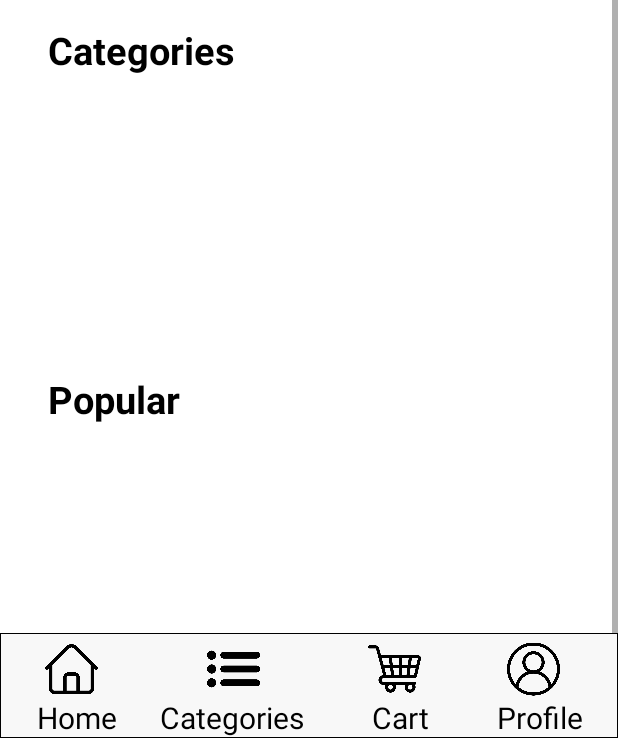
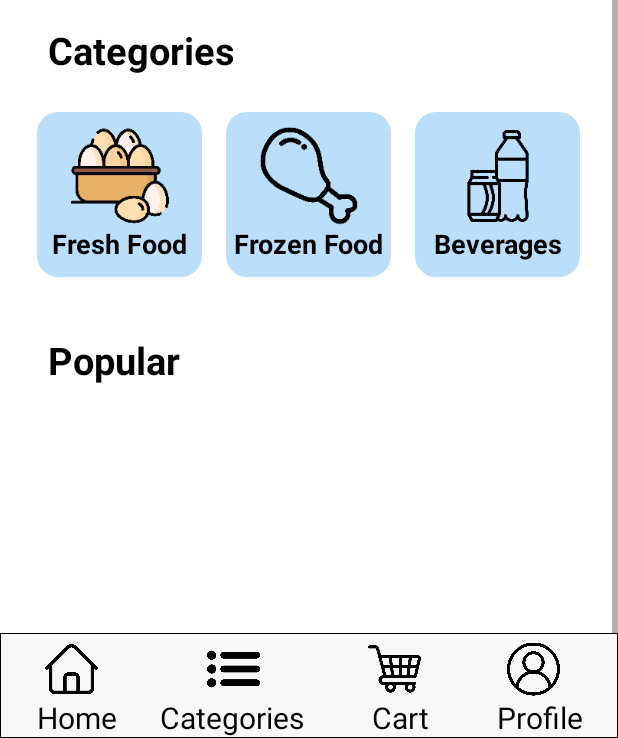
Before and after one commit to OmarMlaeb/Groceteria_App, an Android app: the MainActivity screen opened directly, with no data from a screen before it, on a phone screen of 412 x 824 dp, the part 498-1236 px from its top. Run offline under Robolectric (Android 15) with nearby library versions, the phone set to English and light mode, and no system bars; pictures from the network do not load.

Commit message:
connected the recycler view of the categories to the implemented classes

```diff
--- /dev/null
+++ b/Front-end/app/src/main/java/Domains/CategoryDomain.java
@@ -0,0 +1,30 @@
+package Domains;
+
+// category class having attributes that define a category the name and the image
+
+public class CategoryDomain {
+
+    private String category_name;
+    private String category_pic;
+
+    public CategoryDomain(String category_name, String category_pic) {
+        this.category_name = category_name;
+        this.category_pic = category_pic;
+    }
+
+    public String getCategory_name() {
+        return category_name;
+    }
+
+    public void setCategory_name(String category_name) {
+        this.category_name = category_name;
+    }
+
+    public String getCategory_pic() {
+        return category_pic;
+    }
+
+    public void setCategory_pic(String category_pic) {
+        this.category_pic = category_pic;
+    }
+}
--- /dev/null
+++ b/Front-end/app/src/main/java/com/lau/spring2022/groceteria_app/Activities/Activities/Adapters/CategoryAdapter.java
@@ -0,0 +1,86 @@
+package com.lau.spring2022.groceteria_app.Activities.Activities.Adapters;
+
+import android.view.LayoutInflater;
+import android.view.View;
+import android.view.ViewGroup;
+import android.widget.ImageView;
+import android.widget.TextView;
+
+import androidx.annotation.NonNull;
+import androidx.constraintlayout.widget.ConstraintLayout;
+import androidx.core.content.ContextCompat;
+import androidx.recyclerview.widget.RecyclerView;
+
+import com.bumptech.glide.Glide;
+import com.lau.spring2022.groceteria_app.R;
+
+import java.util.ArrayList;
+
+import Domains.CategoryDomain;
+
+public class CategoryAdapter extends RecyclerView.Adapter<CategoryAdapter.ViewHolder> {
+
+    ArrayList<CategoryDomain>categoryDomains; // array list of the the class category
+
+    public CategoryAdapter(ArrayList<CategoryDomain> categoryDomains) { // constructor
+        this.categoryDomains = categoryDomains;
+    }
+
+    @NonNull
+    @Override
+    // describes an item view and metadata about its place within the RecyclerView
+    public CategoryAdapter.ViewHolder onCreateViewHolder(@NonNull ViewGroup parent, int viewType) {
+
+        View inflate = LayoutInflater.from(parent.getContext()).inflate(R.layout.viewholder_category, parent,false);
+        return new ViewHolder(inflate);
+    }
+
+    @Override
+    // to update the RecyclerView of the category in the main xml
+    public void onBindViewHolder(@NonNull CategoryAdapter.ViewHolder holder, int position) {
+        holder.categoryName.setText(categoryDomains.get(position).getCategory_name());
+        String picURL = "";
+        switch (position){
+            case 0:{
+                picURL = "freshfood_icon";
+                holder.mainLayout.setBackground(ContextCompat.getDrawable(holder.itemView.getContext(),R.drawable.category_background));
+                break;
+            } case 1:{
+                picURL = "frozenfood_icon";
+                holder.mainLayout.setBackground(ContextCompat.getDrawable(holder.itemView.getContext(),R.drawable.category_background));
+                break;
+            } case 2:{
+                picURL = "beverages_icon";
+                holder.mainLayout.setBackground(ContextCompat.getDrawable(holder.itemView.getContext(),R.drawable.category_background));
+                break;
+            } case 3:{
+                picURL = "electronics_icon";
+                holder.mainLayout.setBackground(ContextCompat.getDrawable(holder.itemView.getContext(),R.drawable.category_background));
+                break;
+            }
+        }
+        int drawableResourceId = holder.itemView.getContext().getResources().getIdentifier(picURL, "drawable", holder.itemView.getContext().getPackageName());
+
+        Glide.with(holder.itemView.getContext()).load(drawableResourceId).into(holder.categoryPic);
+    }
+
+    @Override
+    public int getItemCount() {
+        return categoryDomains.size();
+    }
+
+    // ViewHolder contents with the item at the given position and also sets up some private fields to be used by RecyclerView
+    public class ViewHolder extends RecyclerView.ViewHolder {
+        TextView categoryName;
+        ImageView categoryPic;
+        ConstraintLayout mainLayout;
+
+        public ViewHolder(@NonNull View itemView) {
+            super(itemView);
+
+            categoryName = itemView.findViewById(R.id.categoryName);
+            categoryPic = itemView.findViewById(R.id.categoryPic);
+            mainLayout = itemView.findViewById(R.id.mainLayout);
+        }
+    }
+}
--- a/Front-end/app/src/main/java/com/lau/spring2022/groceteria_app/IntroActivity.java
+++ b/Front-end/app/src/main/java/com/lau/spring2022/groceteria_app/Activities/Activities/IntroActivity.java
@@ -1,4 +1,4 @@
-package com.lau.spring2022.groceteria_app;
+package com.lau.spring2022.groceteria_app.Activities.Activities;
 
 import androidx.appcompat.app.AppCompatActivity;
 
@@ -7,6 +7,8 @@ import android.os.Bundle;
 import android.view.View;
 import android.view.Window;
 import android.view.WindowManager;
+
+import com.lau.spring2022.groceteria_app.R;
 
 public class IntroActivity extends AppCompatActivity {
 
--- a/Front-end/app/src/main/java/com/lau/spring2022/groceteria_app/LoginActivity.java
+++ b/Front-end/app/src/main/java/com/lau/spring2022/groceteria_app/Activities/Activities/LoginActivity.java
@@ -1,4 +1,4 @@
-package com.lau.spring2022.groceteria_app;
+package com.lau.spring2022.groceteria_app.Activities.Activities;
 
 import androidx.appcompat.app.AppCompatActivity;
 
@@ -17,6 +17,8 @@ import android.widget.CompoundButton;
 import android.widget.EditText;
 import android.widget.TextView;
 import android.widget.Toast;
+
+import com.lau.spring2022.groceteria_app.R;
 
 import org.json.JSONObject;
 
--- /dev/null
+++ b/Front-end/app/src/main/java/com/lau/spring2022/groceteria_app/Activities/Activities/MainActivity.java
@@ -0,0 +1,55 @@
+package com.lau.spring2022.groceteria_app.Activities.Activities;
+
+import androidx.appcompat.app.AppCompatActivity;
+import androidx.recyclerview.widget.LinearLayoutManager;
+import androidx.recyclerview.widget.RecyclerView;
+
+import android.os.Bundle;
+import android.view.Window;
+import android.view.WindowManager;
+
+import com.lau.spring2022.groceteria_app.Activities.Activities.Adapters.CategoryAdapter;
+import com.lau.spring2022.groceteria_app.R;
+
+import java.util.ArrayList;
+
+import Domains.CategoryDomain;
+
+public class MainActivity extends AppCompatActivity {
+
+    private RecyclerView.Adapter adapter; // to provide a binding from an app-specific data set to views that are displayed within a RecyclerView
+    private RecyclerView recyclerView_CategoryList; // is a ViewGroup that contains the views corresponding to the data
+
+    @Override
+    protected void onCreate(Bundle savedInstanceState) {
+        super.onCreate(savedInstanceState);
+
+        // hide the title bar of this activity screen
+        requestWindowFeature(Window.FEATURE_NO_TITLE);
+        this.getWindow().setFlags(WindowManager.LayoutParams.FLAG_FULLSCREEN, WindowManager.LayoutParams.FLAG_FULLSCREEN);
+        getSupportActionBar().hide();
+
+        setContentView(R.layout.activity_main);
+
+        recyclerView_CategoryList = findViewById(R.id.recyclerView);
+
+        recyclerView_Category();
+    }
+
+    private void recyclerView_Category() {
+
+        // Creates a horizontal LinearLayoutManager to enable to move between categories
+        LinearLayoutManager linearLayoutManager = new LinearLayoutManager(this, LinearLayoutManager.HORIZONTAL, false);
+        recyclerView_CategoryList.setLayoutManager(linearLayoutManager);
+
+        // array list of the the category class to connect the attributes of the class to the adapter of the the recycler view
+        ArrayList<CategoryDomain> category = new ArrayList<>();
+        category.add(new CategoryDomain("Fresh Food", "freshfood_icon"));
+        category.add(new CategoryDomain("Frozen Food", "frozenfood_icon"));
+        category.add(new CategoryDomain("Beverages", "beverages_icon"));
+        category.add(new CategoryDomain("Electronics", "electronics_icon"));
+
+        adapter = new CategoryAdapter(category);
+        recyclerView_CategoryList.setAdapter(adapter);
+    }
+}
--- a/Front-end/app/src/main/java/com/lau/spring2022/groceteria_app/SignupActivity.java
+++ b/Front-end/app/src/main/java/com/lau/spring2022/groceteria_app/Activities/Activities/SignupActivity.java
@@ -1,4 +1,4 @@
-package com.lau.spring2022.groceteria_app;
+package com.lau.spring2022.groceteria_app.Activities.Activities;
 
 import androidx.appcompat.app.AppCompatActivity;
 
@@ -11,6 +11,8 @@ import android.view.Window;
 import android.view.WindowManager;
 import android.widget.EditText;
 import android.widget.Toast;
+
+import com.lau.spring2022.groceteria_app.R;
 
 import org.json.JSONObject;
 
--- a/Front-end/app/src/main/java/com/lau/spring2022/groceteria_app/MainActivity.java
+++ /dev/null
@@ -1,21 +0,0 @@
-package com.lau.spring2022.groceteria_app;
-
-import androidx.appcompat.app.AppCompatActivity;
-import android.os.Bundle;
-import android.view.Window;
-import android.view.WindowManager;
-
-public class MainActivity extends AppCompatActivity {
-
-    @Override
-    protected void onCreate(Bundle savedInstanceState) {
-        super.onCreate(savedInstanceState);
-
-        // hide the title bar of this activity screen
-        requestWindowFeature(Window.FEATURE_NO_TITLE);
-        this.getWindow().setFlags(WindowManager.LayoutParams.FLAG_FULLSCREEN, WindowManager.LayoutParams.FLAG_FULLSCREEN);
-        getSupportActionBar().hide();
-
-        setContentView(R.layout.activity_main);
-    }
-}
--- /dev/null
+++ b/Front-end/app/src/main/res/drawable/category_background.xml
@@ -0,0 +1,9 @@
+<?xml version="1.0" encoding="utf-8"?>
+<selector xmlns:android="http://schemas.android.com/apk/res/android">
+    <item>
+        <shape android:shape="rectangle">
+            <solid android:color="#BBDEFB"/>
+            <corners android:radius="14dp"/>
+        </shape>
+    </item>
+</selector>
--- a/Front-end/app/src/main/res/layout/activity_intro.xml
+++ b/Front-end/app/src/main/res/layout/activity_intro.xml
@@ -4,7 +4,7 @@
     xmlns:tools="http://schemas.android.com/tools"
     android:layout_width="match_parent"
     android:layout_height="match_parent"
-    tools:context=".IntroActivity"
+    tools:context=".Activities.Activities.IntroActivity"
     android:background="#FFFFFF">
 
 
--- a/Front-end/app/src/main/res/layout/activity_login.xml
+++ b/Front-end/app/src/main/res/layout/activity_login.xml
@@ -4,7 +4,7 @@
     xmlns:tools="http://schemas.android.com/tools"
     android:layout_width="match_parent"
     android:layout_height="match_parent"
-    tools:context=".LoginActivity"
+    tools:context=".Activities.Activities.LoginActivity"
     android:background="#FFFFFF">
 
     <ImageView
--- a/Front-end/app/src/main/res/layout/activity_main.xml
+++ b/Front-end/app/src/main/res/layout/activity_main.xml
@@ -5,7 +5,7 @@
     xmlns:app="http://schemas.android.com/apk/res-auto"
     android:layout_width="match_parent"
     android:layout_height="match_parent"
-    tools:context=".MainActivity"
+    tools:context=".Activities.Activities.MainActivity"
     android:background="#FFFFFF">
 
   <ScrollView
@@ -172,8 +172,9 @@
 
         <androidx.recyclerview.widget.RecyclerView
             android:id="@+id/recyclerView"
-            android:layout_width="406dp"
-            android:layout_height="182dp"
+            android:layout_width="379dp"
+            android:layout_height="140dp"
+            android:layout_marginTop="16dp"
             app:layout_constraintEnd_toEndOf="parent"
             app:layout_constraintStart_toStartOf="parent"
             app:layout_constraintTop_toBottomOf="@+id/textView10" />
@@ -192,10 +193,10 @@
             app:layout_constraintTop_toBottomOf="@+id/recyclerView" />
 
         <androidx.recyclerview.widget.RecyclerView
-            android:layout_width="match_parent"
-            android:layout_height="wrap_content"
+            android:layout_width="379dp"
+            android:layout_height="177dp"
+            android:layout_marginTop="16dp"
             app:layout_constraintEnd_toEndOf="parent"
-            app:layout_constraintHorizontal_bias="0.0"
             app:layout_constraintStart_toStartOf="parent"
             app:layout_constraintTop_toBottomOf="@+id/textView11" />
 
--- a/Front-end/app/src/main/res/layout/activity_signup.xml
+++ b/Front-end/app/src/main/res/layout/activity_signup.xml
@@ -4,7 +4,7 @@
     xmlns:tools="http://schemas.android.com/tools"
     android:layout_width="match_parent"
     android:layout_height="match_parent"
-    tools:context=".SignupActivity"
+    tools:context=".Activities.Activities.SignupActivity"
     android:background="#FFFFFF">
 
     <ImageView
--- /dev/null
+++ b/Front-end/app/src/main/res/layout/viewholder_category.xml
@@ -0,0 +1,39 @@
+<?xml version="1.0" encoding="utf-8"?>
+<androidx.constraintlayout.widget.ConstraintLayout xmlns:android="http://schemas.android.com/apk/res/android"
+    xmlns:app="http://schemas.android.com/apk/res-auto"
+    xmlns:tools="http://schemas.android.com/tools"
+    android:layout_width="110dp"
+    android:layout_height="110dp"
+    android:layout_margin="8dp"
+    android:background="@drawable/category_background"
+    android:id="@+id/mainLayout">
+
+    <ImageView
+        android:id="@+id/categoryPic"
+        android:layout_width="65dp"
+        android:layout_height="65dp"
+        android:layout_marginStart="10dp"
+        android:layout_marginTop="10dp"
+        android:layout_marginEnd="10dp"
+        android:layout_marginBottom="8dp"
+        app:layout_constraintBottom_toBottomOf="parent"
+        app:layout_constraintEnd_toEndOf="parent"
+        app:layout_constraintStart_toStartOf="parent"
+        app:layout_constraintTop_toTopOf="parent"
+        app:layout_constraintVertical_bias="0.0"
+        app:srcCompat="@drawable/freshfood_icon" />
+
+    <TextView
+        android:id="@+id/categoryName"
+        android:layout_width="wrap_content"
+        android:layout_height="wrap_content"
+        android:layout_marginStart="8dp"
+        android:layout_marginEnd="8dp"
+        android:text="Title"
+        android:textColor="#000000"
+        android:textSize="18sp"
+        android:textStyle="bold"
+        app:layout_constraintEnd_toEndOf="@+id/categoryPic"
+        app:layout_constraintStart_toStartOf="@+id/categoryPic"
+        app:layout_constraintTop_toBottomOf="@+id/categoryPic" />
+</androidx.constraintlayout.widget.ConstraintLayout>
```
Also changed, not shown: Front-end/app/src/main/AndroidManifest.xml (+4 -4 lines), Front-end/app/src/main/res/drawable/beverages_icon.png (added), Front-end/app/src/main/res/drawable/electronics_icon.png (added), Front-end/app/src/main/res/drawable/freshfood_icon.png (added), Front-end/app/src/main/res/drawable/frozenfood_icon.png (added).
